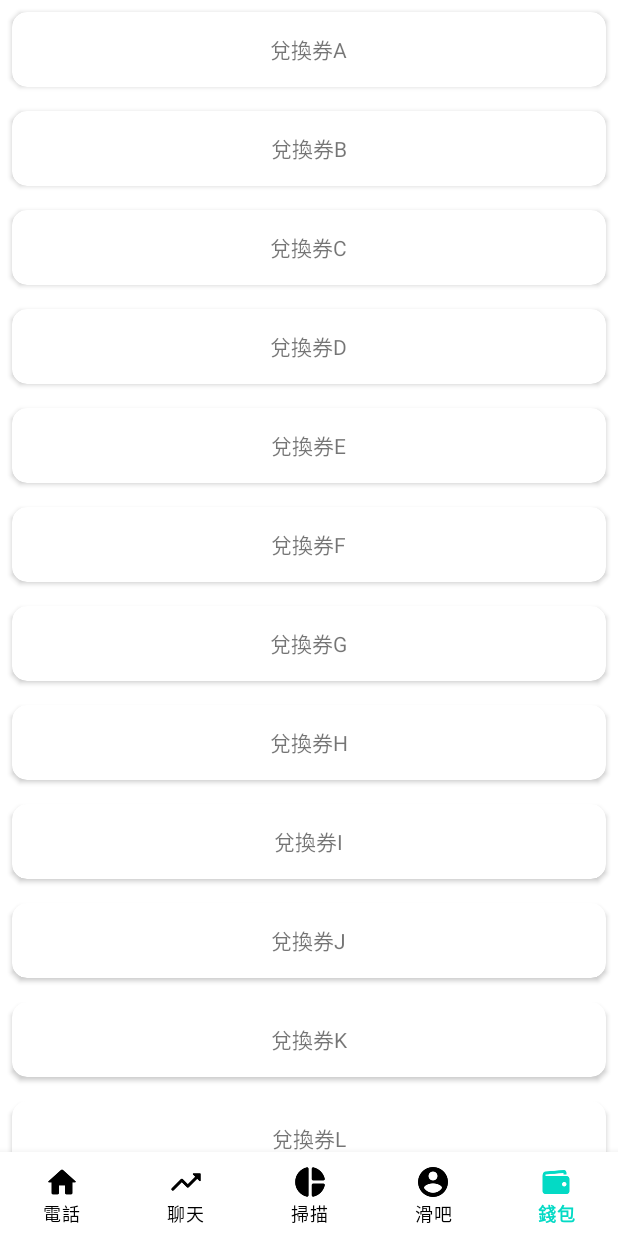
After one commit to DavidHsiao/SwiperExamDemo, an Android app: the WalletVoucherFragment screen opened through its navigation route, on a phone screen of 412 x 824 dp. The commit adds this screen. Run offline under Robolectric (Android 15) with nearby library versions, the phone set to English and light mode, and no system bars; our stand-ins replace data binding.

Commit message:
* 完成Pager的兩個畫面

```diff
--- a/app/src/main/java/android/example/com/swiperexamdemo/BindingAdapters.kt
+++ b/app/src/main/java/android/example/com/swiperexamdemo/BindingAdapters.kt
@@ -1,9 +1,21 @@
 package android.example.com.swiperexamdemo
+
+import android.example.com.swiperexamdemo.data.DataStructure
+import android.example.com.swiperexamdemo.wallet.subFragVoucher.WalletVoucherAdapter
+import android.example.com.swiperexamdemo.wallet.subFragWallet.WalletCoinAdapter
+import androidx.databinding.BindingAdapter
+import androidx.recyclerview.widget.RecyclerView
 
 // @BindingAdapter = 跟databinding說我要執行這項
 // Bind OverviewFragment的RecyclerView Adapter
-//@BindingAdapter("listData")
-//fun bindRecyclerView(recyclerView: RecyclerView, data: List<Reward>?) {
-//    val adapter = recyclerView.adapter as WalletPagerAdapter
-//    adapter.submitList(data)
-//}
+@BindingAdapter("listWallet")
+fun bindCoinRecyclerView(recyclerView: RecyclerView, data: List<DataStructure>?) {
+    val adapter = recyclerView.adapter as WalletCoinAdapter
+    adapter.submitList(data)
+}
+
+@BindingAdapter("listVoucher")
+fun bindVoucherRecyclerView(recyclerView: RecyclerView, data: List<DataStructure>?) {
+    val adapter = recyclerView.adapter as WalletVoucherAdapter
+    adapter.submitList(data)
+}
--- a/app/src/main/java/android/example/com/swiperexamdemo/caht/ChatFragment.kt
+++ b/app/src/main/java/android/example/com/swiperexamdemo/chat/ChatFragment.kt
@@ -1,4 +1,4 @@
-package android.example.com.swiperexamdemo.caht
+package android.example.com.swiperexamdemo.chat
 
 import android.example.com.swiperexamdemo.R
 import android.os.Bundle
--- a/app/src/main/java/android/example/com/swiperexamdemo/wallet/WalletFragment.kt
+++ b/app/src/main/java/android/example/com/swiperexamdemo/wallet/WalletFragment.kt
@@ -1,6 +1,8 @@
 package android.example.com.swiperexamdemo.wallet
 
 import android.example.com.swiperexamdemo.databinding.FragmentWalletBinding
+import android.example.com.swiperexamdemo.wallet.subFragVoucher.WalletVoucherFragment
+import android.example.com.swiperexamdemo.wallet.subFragWallet.WalletCoinFragment
 import android.os.Bundle
 import android.view.LayoutInflater
 import android.view.View
@@ -27,8 +29,13 @@ class WalletFragment : Fragment() {
         // 讓Data Binding依照Fragment的lifecycle來觀察LiveData
         binding.lifecycleOwner = this
 
-        binding.viewPager2.adapter = WalletFragmentPagerAdapter(this)
+        binding.viewPager2.adapter = WalletFragmentPagerAdapter(createFragList(), this)
 
         return binding.root
     }
+
+    private fun createFragList(): List<Fragment> {
+        return mutableListOf(WalletCoinFragment(), WalletVoucherFragment())
+    }
+
 }
--- a/app/src/main/java/android/example/com/swiperexamdemo/wallet/WalletFragmentPagerAdapter.kt
+++ b/app/src/main/java/android/example/com/swiperexamdemo/wallet/WalletFragmentPagerAdapter.kt
@@ -1,15 +1,15 @@
 package android.example.com.swiperexamdemo.wallet
 
-import android.example.com.swiperexamdemo.wallet.subFragment.WalletPagerFragment
+import android.example.com.swiperexamdemo.wallet.subFragWallet.WalletCoinFragment
 import androidx.fragment.app.Fragment
 import androidx.viewpager2.adapter.FragmentStateAdapter
 
-class WalletFragmentPagerAdapter(fa: Fragment) : FragmentStateAdapter(fa){
+class WalletFragmentPagerAdapter(private val fragList: List<Fragment>, parent: Fragment) : FragmentStateAdapter(parent){
     override fun getItemCount(): Int {
-        return 2
+        return fragList.size
     }
 
     override fun createFragment(position: Int): Fragment {
-        return WalletPagerFragment()
+        return fragList[position]
     }
 }
--- /dev/null
+++ b/app/src/main/java/android/example/com/swiperexamdemo/wallet/subFragVoucher/WalletVoucherAdapter.kt
@@ -0,0 +1,52 @@
+package android.example.com.swiperexamdemo.wallet.subFragVoucher
+
+import android.example.com.swiperexamdemo.data.DataStructure
+import android.example.com.swiperexamdemo.databinding.ItemVoucherBinding
+import android.example.com.swiperexamdemo.databinding.ViewItemCoinBinding
+import android.example.com.swiperexamdemo.wallet.subFragWallet.WalletCoinAdapter
+import android.view.LayoutInflater
+import android.view.ViewGroup
+import android.widget.LinearLayout
+import androidx.recyclerview.widget.DiffUtil
+import androidx.recyclerview.widget.ListAdapter
+import androidx.recyclerview.widget.RecyclerView
+
+class WalletVoucherAdapter : ListAdapter<DataStructure, WalletVoucherAdapter.WalletVoucherViewHolder>(DiffCallback) {
+    class WalletVoucherViewHolder(private var binding: ItemVoucherBinding) : RecyclerView.ViewHolder(binding.root) {
+        fun bind(data: DataStructure) {
+            binding.llVoucherDetail.layoutParams = LinearLayout.LayoutParams(ViewGroup.LayoutParams.MATCH_PARENT, ViewGroup.LayoutParams.WRAP_CONTENT)
+            binding.data = data
+            // This is important, because it forces the data binding to execute immediately,
+            // which allows the RecyclerView to make the correct view size measurements update immediately
+            binding.executePendingBindings()
+        }
+    }
+    override fun onCreateViewHolder(parent: ViewGroup, viewType: Int): WalletVoucherAdapter.WalletVoucherViewHolder {
+        return WalletVoucherAdapter.WalletVoucherViewHolder(
+            ItemVoucherBinding.inflate(LayoutInflater.from(parent.context))
+        )
+    }
+
+
+    override fun onBindViewHolder(holder: WalletVoucherAdapter.WalletVoucherViewHolder, position: Int) {
+        val data = getItem(position)
+        // 呼叫onClick Function
+//        holder.itemView.setOnClickListener {
+//            onClickListener.onClick(zooArea)
+//        }
+
+        holder.bind(data)
+
+    }
+
+    companion object DiffCallback : DiffUtil.ItemCallback<DataStructure>() {
+        // 用此判斷item是不是同樣的item並且在smae position (用ID判斷)
+        override fun areItemsTheSame(oldItem: DataStructure, newItem: DataStructure): Boolean {
+            return oldItem._id == newItem._id
+        }
+
+        override fun areContentsTheSame(oldItem: DataStructure, newItem: DataStructure): Boolean {
+            return oldItem == newItem
+        }
+    }
+}
--- /dev/null
+++ b/app/src/main/java/android/example/com/swiperexamdemo/wallet/subFragVoucher/WalletVoucherFragment.kt
@@ -0,0 +1,41 @@
+package android.example.com.swiperexamdemo.wallet.subFragVoucher
+
+import android.example.com.swiperexamdemo.databinding.FragmentWalletPagerCoinBinding
+import android.example.com.swiperexamdemo.databinding.FragmentWalletPagerVoucherBinding
+import android.example.com.swiperexamdemo.wallet.subFragWallet.WalletCoinAdapter
+import android.example.com.swiperexamdemo.wallet.subFragWallet.WalletCoinViewModel
+import android.os.Bundle
+import android.view.LayoutInflater
+import android.view.View
+import android.view.ViewGroup
+import androidx.fragment.app.Fragment
+import androidx.lifecycle.ViewModelProviders
+
+class WalletVoucherFragment : Fragment() {
+    private val mAdapter = WalletVoucherAdapter()
+
+    /**
+     * Lazily initialize our [OverviewViewModel].
+     */
+    private val viewModel: WalletVoucherViewModel by lazy {
+        ViewModelProviders.of(this).get(WalletVoucherViewModel::class.java)
+    }
+
+
+    override fun onCreateView(inflater: LayoutInflater, container: ViewGroup?,
+        savedInstanceState: Bundle?): View? {
+
+        //        return inflater.inflate(R.layout.fragment_wallet_pager_coin, container, false)
+        val binding = FragmentWalletPagerVoucherBinding.inflate(inflater)
+
+        // Allows Data Binding to Observe LiveData with the lifecycle of this Fragment
+        binding.setLifecycleOwner(this)
+
+        // Giving the binding access to the OverviewViewModel
+        binding.viewModel = viewModel
+
+        binding.rvVoucher.adapter = mAdapter
+
+        return binding.root
+    }
+}
--- /dev/null
+++ b/app/src/main/java/android/example/com/swiperexamdemo/wallet/subFragVoucher/WalletVoucherViewModel.kt
@@ -0,0 +1,51 @@
+package android.example.com.swiperexamdemo.wallet.subFragVoucher
+
+import android.example.com.swiperexamdemo.data.DataStructure
+import android.example.com.swiperexamdemo.wallet.subFragWallet.WalletCoinViewModel
+import android.util.Log
+import androidx.lifecycle.MutableLiveData
+import androidx.lifecycle.ViewModel
+
+class WalletVoucherViewModel : ViewModel() {
+    private val TAG = WalletVoucherViewModel::class.java.simpleName
+
+    // 用於儲存所有館別資訊
+    private val _data = MutableLiveData<List<DataStructure>>()
+
+    val data: MutableLiveData<List<DataStructure>>
+        get() = _data
+
+    init {
+        getTaipeiZooArea()
+    }
+
+    private fun getTaipeiZooArea() {
+        data.value = mutableListOf(
+            DataStructure("兌換券A", 0),
+            DataStructure("兌換券B", 1),
+            DataStructure("兌換券C", 2),
+            DataStructure("兌換券D", 3),
+            DataStructure("兌換券E", 4),
+            DataStructure("兌換券F", 5),
+            DataStructure("兌換券G", 6),
+            DataStructure("兌換券H", 7),
+            DataStructure("兌換券I", 8),
+            DataStructure("兌換券J", 9),
+            DataStructure("兌換券K", 10),
+            DataStructure("兌換券L", 11),
+            DataStructure("兌換券M", 12),
+            DataStructure("兌換券N", 13),
+            DataStructure("兌換券O", 14),
+            DataStructure("兌換券P", 15)
+        )
+    }
+
+    // 當Fragment消失, ViewModel is destroyed, 因此Loading data的工作需要停止
+    override fun onCleared() {
+        super.onCleared()
+        Log.d(TAG, "onCleared()")
+    }
+
+
+
+}
--- /dev/null
+++ b/app/src/main/java/android/example/com/swiperexamdemo/wallet/subFragWallet/WalletCoinAdapter.kt
@@ -0,0 +1,52 @@
+package android.example.com.swiperexamdemo.wallet.subFragWallet
+
+import android.example.com.swiperexamdemo.data.DataStructure
+import android.example.com.swiperexamdemo.databinding.ViewItemCoinBinding
+import android.view.LayoutInflater
+import android.view.ViewGroup
+import android.widget.LinearLayout
+import androidx.recyclerview.widget.DiffUtil
+import androidx.recyclerview.widget.ListAdapter
+import androidx.recyclerview.widget.RecyclerView
+
+    class WalletCoinAdapter : ListAdapter<DataStructure, WalletCoinAdapter.WalletPagerViewHolder>(DiffCallback) {
+
+        class WalletPagerViewHolder(private var binding: ViewItemCoinBinding) : RecyclerView.ViewHolder(binding.root) {
+            fun bind(data: DataStructure) {
+                binding.llCoinDetail.layoutParams = LinearLayout.LayoutParams(ViewGroup.LayoutParams.MATCH_PARENT, ViewGroup.LayoutParams.WRAP_CONTENT)
+                binding.data = data
+                // This is important, because it forces the data binding to execute immediately,
+                // which allows the RecyclerView to make the correct view size measurements update immediately
+                binding.executePendingBindings()
+            }
+        }
+
+        override fun onCreateViewHolder(parent: ViewGroup, viewType: Int): WalletPagerViewHolder {
+            return WalletPagerViewHolder(
+                ViewItemCoinBinding.inflate(LayoutInflater.from(parent.context))
+            )
+        }
+
+
+        override fun onBindViewHolder(holder: WalletPagerViewHolder, position: Int) {
+            val data = getItem(position)
+            // 呼叫onClick Function
+//        holder.itemView.setOnClickListener {
+//            onClickListener.onClick(zooArea)
+//        }
+
+            holder.bind(data)
+
+        }
+
+        companion object DiffCallback : DiffUtil.ItemCallback<DataStructure>() {
+            // 用此判斷item是不是同樣的item並且在smae position (用ID判斷)
+            override fun areItemsTheSame(oldItem: DataStructure, newItem: DataStructure): Boolean {
+                return oldItem._id == newItem._id
+            }
+
+            override fun areContentsTheSame(oldItem: DataStructure, newItem: DataStructure): Boolean {
+                return oldItem == newItem
+            }
+        }
+    }
--- /dev/null
+++ b/app/src/main/java/android/example/com/swiperexamdemo/wallet/subFragWallet/WalletCoinFragment.kt
@@ -0,0 +1,44 @@
+package android.example.com.swiperexamdemo.wallet.subFragWallet
+
+import android.example.com.swiperexamdemo.databinding.FragmentWalletPagerCoinBinding
+import android.os.Bundle
+import android.view.LayoutInflater
+import android.view.View
+import android.view.ViewGroup
+import androidx.fragment.app.Fragment
+import androidx.lifecycle.ViewModelProviders
+
+class WalletCoinFragment : Fragment() {
+
+    private val mAdapter = WalletCoinAdapter()
+
+    /**
+     * Lazily initialize our [OverviewViewModel].
+     */
+    private val viewModel: WalletCoinViewModel by lazy {
+        ViewModelProviders.of(this).get(WalletCoinViewModel::class.java)
+    }
+
+    override fun onCreateView(
+        inflater: LayoutInflater, container: ViewGroup?,
+        savedInstanceState: Bundle?
+    ): View? {
+
+
+//        return inflater.inflate(R.layout.fragment_wallet_pager_coin, container, false)
+        val binding = FragmentWalletPagerCoinBinding.inflate(inflater)
+
+        // Allows Data Binding to Observe LiveData with the lifecycle of this Fragment
+        binding.setLifecycleOwner(this)
+
+        // Giving the binding access to the OverviewViewModel
+        binding.viewModel = viewModel
+
+        binding.rvCoin.adapter = mAdapter
+//        mAdapter.setData(mutableListOf(Reward("容畢A", 0), Reward("容畢B", 1)))
+
+        return binding.root
+    }
+
+
+}
--- /dev/null
+++ b/app/src/main/java/android/example/com/swiperexamdemo/wallet/subFragWallet/WalletCoinViewModel.kt
@@ -0,0 +1,33 @@
+package android.example.com.swiperexamdemo.wallet.subFragWallet
+
+import android.example.com.swiperexamdemo.data.DataStructure
+import android.util.Log
+import androidx.lifecycle.MutableLiveData
+import androidx.lifecycle.ViewModel
+
+class WalletCoinViewModel : ViewModel() {
+
+    private val TAG = WalletCoinViewModel::class.java.simpleName
+
+    // 用於儲存所有館別資訊
+    private val _data = MutableLiveData<List<DataStructure>>()
+
+    val data: MutableLiveData<List<DataStructure>>
+        get() = _data
+
+    init {
+        getTaipeiZooArea()
+    }
+
+    private fun getTaipeiZooArea() {
+        data.value = mutableListOf(DataStructure("容幣A", 0), DataStructure("容幣B", 1))
+    }
+
+    // 當Fragment消失, ViewModel is destroyed, 因此Loading data的工作需要停止
+    override fun onCleared() {
+        super.onCleared()
+        Log.d(TAG, "onCleared()")
+    }
+
+
+}
--- /dev/null
+++ b/app/src/main/res/layout/fragment_wallet_pager_voucher.xml
@@ -0,0 +1,22 @@
+<?xml version="1.0" encoding="utf-8"?>
+<layout xmlns:android="http://schemas.android.com/apk/res/android"
+    xmlns:app="http://schemas.android.com/apk/res-auto"
+    xmlns:tools="http://schemas.android.com/tools"
+    tools:context="android.example.com.swiperexamdemo.MainActivity">
+
+    <data>
+        <variable
+            name="viewModel"
+            type="android.example.com.swiperexamdemo.wallet.subFragVoucher.WalletVoucherViewModel" />
+
+    </data>
+
+    <androidx.recyclerview.widget.RecyclerView
+        android:id="@+id/rv_voucher"
+        android:layout_width="match_parent"
+        android:layout_height="match_parent"
+        app:layoutManager="androidx.recyclerview.widget.LinearLayoutManager"
+        app:listVoucher="@{viewModel.data}"
+        tools:itemCount="5"
+        tools:listitem="@layout/item_voucher" />
+</layout>
--- /dev/null
+++ b/app/src/main/res/layout/item_voucher.xml
@@ -0,0 +1,38 @@
+<?xml version="1.0" encoding="utf-8"?>
+<layout xmlns:android="http://schemas.android.com/apk/res/android"
+    xmlns:app="http://schemas.android.com/apk/res-auto"
+    xmlns:tools="http://schemas.android.com/tools">
+
+    <data>
+
+        <variable
+            name="data"
+            type="android.example.com.swiperexamdemo.data.DataStructure" />
+    </data>
+
+    <LinearLayout
+        android:id="@+id/ll_voucher_detail"
+        android:layout_width="match_parent"
+        android:layout_height="wrap_content">
+
+        <androidx.cardview.widget.CardView
+            android:id="@+id/cv_voucher"
+            android:layout_width="match_parent"
+            android:layout_height="wrap_content"
+            android:layout_margin="8dp"
+            android:minHeight="50dp"
+            app:cardBackgroundColor="@android:color/white"
+            app:cardCornerRadius="10dp">
+
+            <TextView
+                android:id="@+id/tv_title"
+                android:layout_width="wrap_content"
+                android:layout_height="wrap_content"
+                android:layout_gravity="center"
+                android:text="@{data.name}"
+                tools:text="兌換卷" />
+
+        </androidx.cardview.widget.CardView>
+    </LinearLayout>
+
+</layout>
--- a/app/src/main/res/navigation/nav_graph.xml
+++ b/app/src/main/res/navigation/nav_graph.xml
@@ -17,15 +17,22 @@
             tools:layout="@layout/fragment_phone" />
     <fragment
             android:id="@+id/chatFragment"
-            android:name="android.example.com.swiperexamdemo.caht.ChatFragment"
+            android:name="android.example.com.swiperexamdemo.chat.ChatFragment"
             android:label="ChatFragment"
             tools:layout="@layout/fragment_chat"/>
     <fragment
             android:id="@+id/swipeFragment"
             android:name="android.example.com.swiperexamdemo.swipe.SwipeFragment"
-            android:label="SwipeFragment" />
+            android:label="SwipeFragment"
+        tools:layout="@layout/fragment_swipe"/>
     <fragment
             android:id="@+id/walletPagerFragment"
-            android:name="android.example.com.swiperexamdemo.wallet.subFragment.WalletPagerFragment"
-            android:label="WalletPagerFragment" />
+            android:name="android.example.com.swiperexamdemo.wallet.subFragWallet.WalletCoinFragment"
+            android:label="WalletPagerFragment"
+        tools:layout="@layout/fragment_wallet_pager_coin"/>
+    <fragment
+        android:id="@+id/walletVoucherFragment"
+        android:name="android.example.com.swiperexamdemo.wallet.subFragVoucher.WalletVoucherFragment"
+        android:label="WalletVoucherFragment"
+        tools:layout="@layout/fragment_wallet_pager_voucher"/>
 </navigation>
```
Also changed, not shown: app/src/main/java/android/example/com/swiperexamdemo/data/WalletEntity.kt (+2 -18 lines), app/src/main/java/android/example/com/swiperexamdemo/wallet/subFragment/WalletPagerAdapter.kt (deleted, +0 -96 lines), app/src/main/java/android/example/com/swiperexamdemo/wallet/subFragment/WalletPagerFragment.kt (deleted, +0 -41 lines), app/src/main/res/layout/fragment_wallet_pager_coin.xml (+12 -23 lines), app/src/main/res/layout/view_item_coin.xml (+4 -3 lines).
